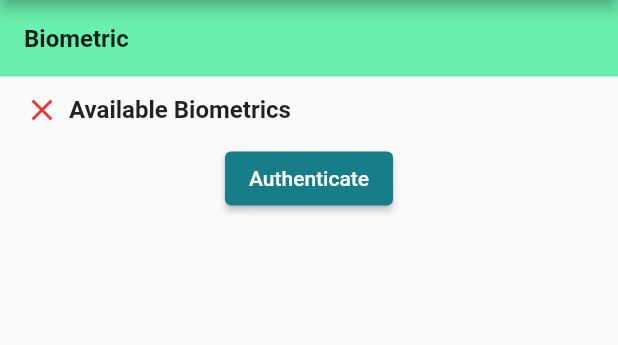
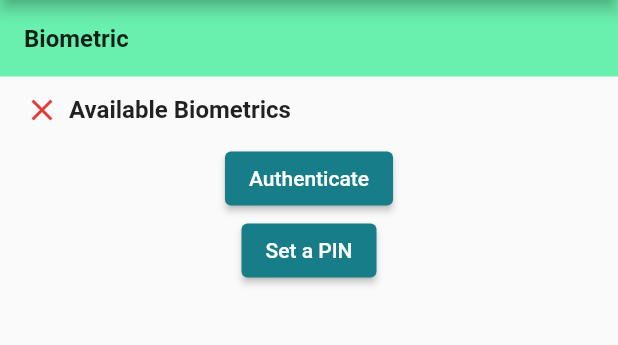
Before and after one commit to Prosa/Local-Authentication-Flutter, a Flutter app: the screen it shows after launch, after a tap on "Authenticate", on a phone screen of 412 x 824 dp, the part 84-429 px from its top. Run offline on Flutter 3.47's test engine with Material 2 defaults, Android fonts, the phone set to English and light mode, and no system bars; our stand-ins replace flutter_secure_storage, get, local_auth, pinput; missing offline and left inert: flutter_screen_lock.

Commit message:
Locking with pin method added.

```diff
--- a/lib/bindings/initial_bindings.dart
+++ b/lib/bindings/initial_bindings.dart
@@ -1,10 +1,13 @@
 import 'package:get/get.dart';
 import 'package:test_pin/controllers/home_controller.dart';
+import 'package:test_pin/controllers/set_security_controller.dart';
 
 class InitialBindings extends Bindings{
   @override
   void dependencies() {
+    Get.put(SetSecurityController());
     Get.put(HomeController());
+
   }
 
 }
--- /dev/null
+++ b/lib/constants/storage_constants.dart
@@ -0,0 +1,6 @@
+class StorageConstants{
+
+  static const localPassword = 'LOCAL_PASSWORD';
+
+
+}
--- a/lib/controllers/home_controller.dart
+++ b/lib/controllers/home_controller.dart
@@ -1,22 +1,22 @@
 
+import 'package:flutter/material.dart';
+import 'package:flutter_screen_lock/flutter_screen_lock.dart';
+import 'package:flutter_secure_storage/flutter_secure_storage.dart';
 import 'package:get/get.dart';
 import 'package:local_auth/local_auth.dart';
+import 'package:test_pin/constants/color_constants.dart';
+import 'package:test_pin/constants/storage_constants.dart';
+import 'package:test_pin/controllers/set_security_controller.dart';
 
 class HomeController extends GetxController{
 
   final _localAuth = LocalAuthentication();
-  var hasAvailableBiometrics = false.obs;
-  var isUserAuthenticated = false.obs;
+  final _secureStorage = const FlutterSecureStorage();
+  Rx<bool> hasAvailableBiometrics = false.obs;
+  Rx<bool> isUserAuthenticated = false.obs;
+  final InputController _inputController = InputController();
 
-  @override
-  void onInit(){
-
-    super.onInit();
-
-    _getAllBiometrics();
-  }
-
-  void _getAllBiometrics() async {
+  Future<void> _getAllBiometrics() async {
 
     bool hasLocalAuthentication = await _localAuth.canCheckBiometrics;
 
@@ -24,14 +24,68 @@ class HomeController extends GetxController{
       List<BiometricType> availableBiometrics = await _localAuth.getAvailableBiometrics();
       hasAvailableBiometrics.value = availableBiometrics.isNotEmpty;
     }else{
-      Get.snackbar('Error', 'Local authentication is not available');
+
     }
-  }
-
-  void authenticateUser() async {
 
   }
 
 
+  Future<void> localAuth(BuildContext context) async {
+    final localAuth = LocalAuthentication();
+    final didAuthenticate = await localAuth.authenticate(
+        localizedReason: 'Please authenticate', options: const AuthenticationOptions(biometricOnly: true));
+    if (didAuthenticate) {
+      Navigator.of(context).pop();
+    }
+  }
+
+  Future<bool> authenticateUser(BuildContext context) async {
+
+      String? hasLocalAuthentication = await _secureStorage.read(key: StorageConstants.localPassword);
+
+      if(hasLocalAuthentication == null){
+        return false;
+      }
+
+      await _getAllBiometrics();
+
+      _inputController.initialize(digits: 4, correctString: '1234');
+
+      screenLock(
+        maxRetries: 3,
+        context: context,
+        canCancel: false,
+        screenLockConfig: ScreenLockConfig(
+          backgroundColor: ColorConstants.primaryColor.withOpacity(0.8),
+        ),
+        inputButtonConfig: InputButtonConfig(
+          textStyle: const TextStyle(
+            color: ColorConstants.primaryColorLight,
+            fontSize: 18,
+          ),
+          buttonStyle: ButtonStyle(
+            backgroundColor: MaterialStateProperty.all(ColorConstants.whiteColor),
+          ),
+        ),
+        inputController: _inputController,
+        customizedButtonTap: hasAvailableBiometrics.value ? () async {
+          await localAuth(context);
+        } : null,
+        customizedButtonChild: hasAvailableBiometrics.value ? const Icon(
+          Icons.fingerprint,
+        ) : null,
+        correctString: '1234',
+
+      );
+
+      return true;
+  }
+
+
+  setPinDialog() {
+    SetSecurityController securityController = Get.find();
+    securityController.initSetPinPage();
+    Get.toNamed('/set_security');
+  }
 
 }
--- /dev/null
+++ b/lib/controllers/set_security_controller.dart
@@ -0,0 +1,71 @@
+
+import 'package:flutter/material.dart';
+import 'package:flutter_secure_storage/flutter_secure_storage.dart';
+import 'package:get/get.dart';
+import 'package:test_pin/constants/storage_constants.dart';
+
+class SetSecurityController extends GetxController{
+
+
+
+  FlutterSecureStorage secureStorage = const FlutterSecureStorage();
+
+  //PinPuts text controllers;
+  TextEditingController pinController = TextEditingController();
+  TextEditingController verifyPinController = TextEditingController();
+
+  //PinPuts focus nodes;
+  FocusNode pinFocusNode = FocusNode();
+  FocusNode verifyPinFocusNode = FocusNode();
+
+  //reactive variables;
+  Rx<bool> pinsDoNotMatch  = false.obs;
+  Rx<bool> onVerify = false.obs;
+  Rx<bool> pinFilled = false.obs;
+  Rx<bool> verifyPinFilled = false.obs;
+
+  //PinPuts default boxDecoration;
+  BoxDecoration get pinPutDecoration => BoxDecoration(
+      color: const Color.fromRGBO(235, 236, 237, 1),
+      borderRadius: BorderRadius.circular(8.0),
+      border: Border.all(color: Colors.black));
+
+
+  //This method is used to clean the variables that used inside the SetPinView;
+  void initSetPinPage() {
+    pinFilled = false.obs;
+    pinController = TextEditingController();
+    pinFocusNode = FocusNode();
+  }
+
+  //This method is used to clean the variables that used inside the VerifyPinView;
+  void initVerifyPinPage() {
+    verifyPinFilled = false.obs;
+    verifyPinController = TextEditingController();
+    verifyPinFocusNode = FocusNode();
+    pinsDoNotMatch = false.obs;
+  }
+
+
+  bool checkValidity() {
+    if(pinController.text == verifyPinController.text){
+      return true;
+    }else{
+      return false;
+    }
+  }
+
+  void checkVerificationFilled() {
+    verifyPinFilled.value = verifyPinController.text.length == 4;
+  }
+
+  void checkPinFilled() {
+    pinFilled.value = pinController.text.length == 4;
+  }
+
+  Future<void> updatePassword() async{
+    secureStorage.write(key: StorageConstants.localPassword, value: pinController.text);
+    await Future.delayed(const Duration(milliseconds: 500));
+  }
+
+}
--- a/lib/main.dart
+++ b/lib/main.dart
@@ -3,6 +3,9 @@ import 'package:get/get.dart';
 import 'package:test_pin/bindings/initial_bindings.dart';
 import 'package:test_pin/constants/color_constants.dart';
 import 'package:test_pin/views/home_view.dart';
+import 'package:test_pin/views/set_pin_view.dart';
+import 'package:test_pin/views/set_secutiry_view.dart';
+import 'package:test_pin/views/verify_pin_view.dart';
 
 void main() {
   runApp(
@@ -20,8 +23,11 @@ void main() {
 
         ),
     initialBinding: InitialBindings(),
+    debugShowCheckedModeBanner: false,
     getPages: [
-      GetPage(name: '/', page: () => const HomeView())
+      GetPage(name: '/', page: () => const HomeView()),
+      GetPage(name: '/set_security', page: () => const SetPinView()),
+      GetPage(name: '/verify_security', page: () => const VerifyPinView())
     ],
     initialRoute: '/',
   ));
--- a/lib/views/home_view.dart
+++ b/lib/views/home_view.dart
@@ -7,6 +7,8 @@ import 'package:test_pin/widgets/spacer.dart';
 
 class HomeView extends GetView<HomeController> {
   const HomeView({Key? key}) : super(key: key);
+
+
 
   @override
   Widget build(BuildContext context) {
@@ -60,13 +62,26 @@ class HomeView extends GetView<HomeController> {
           Align(
             alignment: Alignment.center,
             child: ElevatedButton(
-              onPressed: controller.authenticateUser,
+              onPressed: (){
+                controller.authenticateUser(context);
+              },
               child: const Text('Authenticate'),
               style: ElevatedButton.styleFrom(
                 primary: ColorConstants.primaryColor,
               ),
             ),
-          )
+          ),
+
+          Align(
+            alignment: Alignment.center,
+            child: ElevatedButton(
+              onPressed: controller.setPinDialog,
+              child: const Text('Set a PIN'),
+              style: ElevatedButton.styleFrom(
+                primary: ColorConstants.primaryColor,
+              ),
+            ),
+          ),
         ],
       ),
     );
--- a/pubspec.yaml
+++ b/pubspec.yaml
@@ -37,6 +37,9 @@ dependencies:
   local_auth: ^2.1.0
   get: ^4.6.5
   permission_handler: ^9.2.0
+  flutter_screen_lock: ^5.0.12
+  flutter_secure_storage: ^5.0.2
+  pinput: ^1.2.2
 
 dev_dependencies:
   flutter_test:
```
Also changed, not shown: lib/views/set_pin_view.dart (added, +76 -0 lines), lib/views/set_secutiry_view.dart (added, +138 -0 lines), lib/views/verify_pin_view.dart (added, +118 -0 lines), pubspec.lock, 1 other file.
